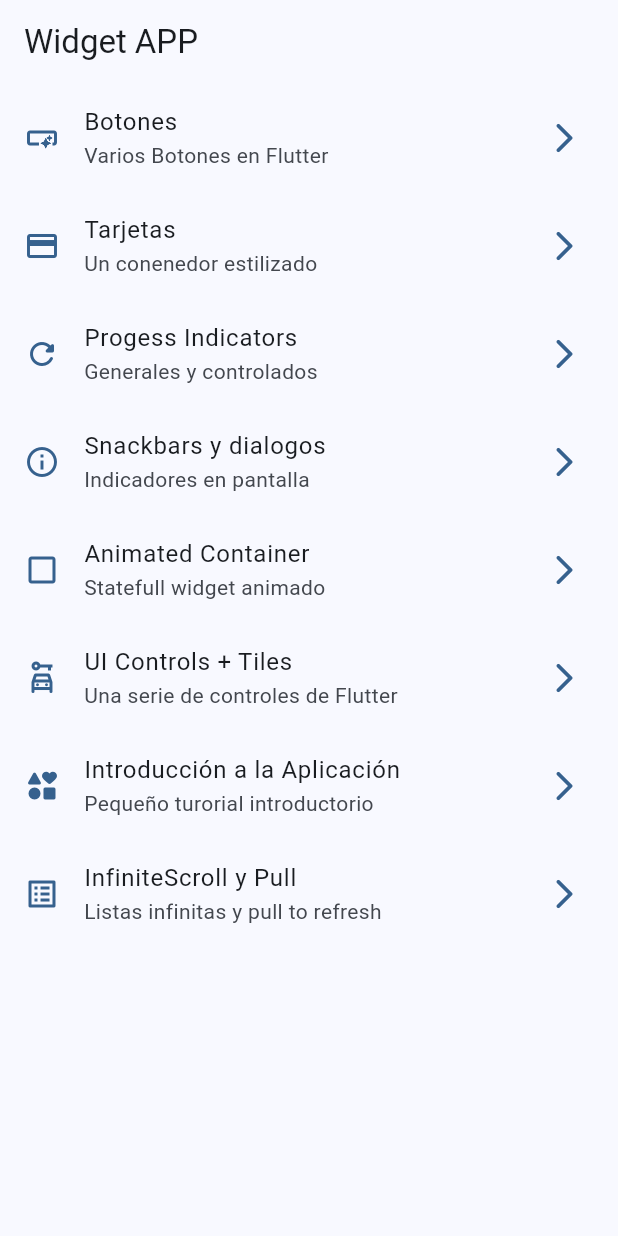
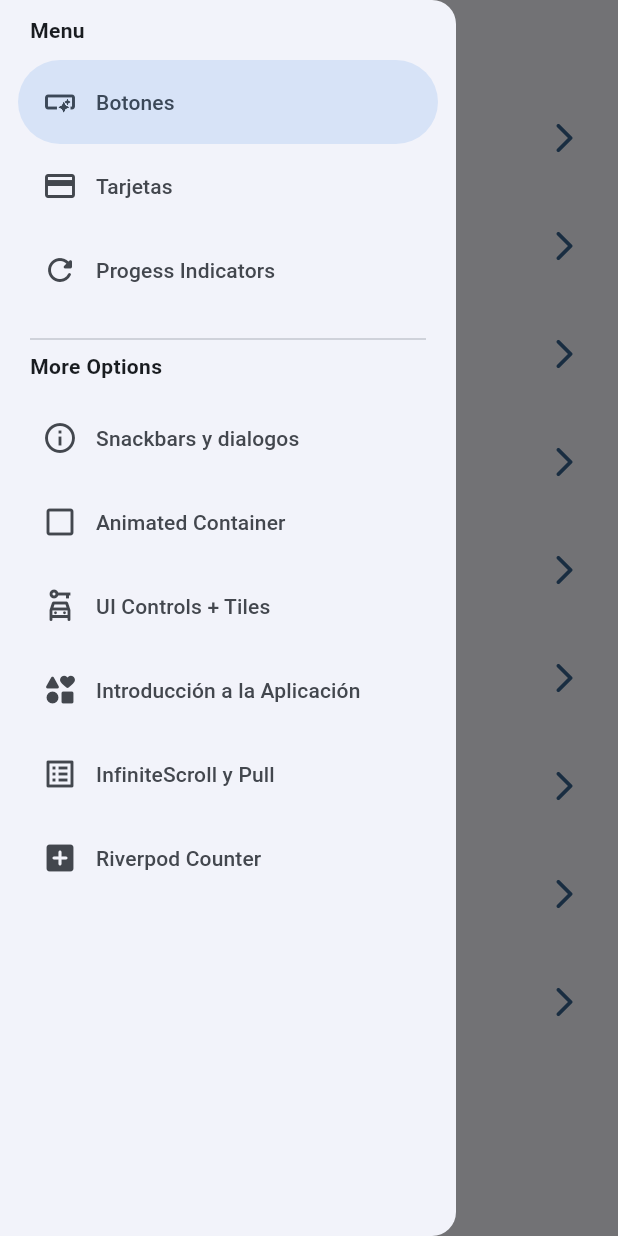
Before and after one commit to EFDEZZ/widgets_app, a Flutter app: the screen it shows after launch, with the side drawer open (before the commit the screen has no drawer), on a phone screen of 412 x 824 dp. Run offline on Flutter 3.47's test engine with Material 3 defaults, Android fonts, the phone set to English and light mode, and no system bars; our stand-ins replace animate_do, flutter_riverpod, go_router.

Commit message:
menu lateral implementado y primeros pasos con riverpod

```diff
--- a/lib/config/menu/items/menu_items.dart
+++ b/lib/config/menu/items/menu_items.dart
@@ -62,4 +62,10 @@ List<MenuItems> appMenuItems = [
     links: "/infinite_scroll",
     icon: Icons.list_alt_outlined,
     ),
+  MenuItems(
+    title: "Riverpod Counter",
+    subtitle: "Introduccion a Riverpod",
+    links: "/counter",
+    icon: Icons.add_box_rounded,
+    ),
 ];
--- a/lib/config/routes/app_routes.dart
+++ b/lib/config/routes/app_routes.dart
@@ -40,5 +40,9 @@ final router = GoRouter(
       path: '/ui_controls',
       builder: (context, state) => const UiControlsScreens(),
     ),
+    GoRoute(
+      path: '/counter',
+      builder: (context, state) => const CounterScreen(),
+    ),
   ],
 );
--- a/lib/main.dart
+++ b/lib/main.dart
@@ -1,9 +1,12 @@
 import 'package:flutter/material.dart';
+import 'package:flutter_riverpod/flutter_riverpod.dart';
 import 'package:widgets_app/config/routes/app_routes.dart';
 import 'package:widgets_app/config/themes/themes.dart';
 
 void main() {
-  runApp(const MainApp());
+  runApp(
+  const ProviderScope(child: MainApp())
+  );
 }
 
 class MainApp extends StatelessWidget {
--- /dev/null
+++ b/lib/presentation/providers/counter_screen_provider.dart
@@ -0,0 +1,5 @@
+
+
+import 'package:flutter_riverpod/flutter_riverpod.dart';
+
+final counterProvider = StateProvider((ref) => 0);
--- /dev/null
+++ b/lib/presentation/providers/theme_provider.dart
@@ -0,0 +1,3 @@
+import 'package:flutter_riverpod/flutter_riverpod.dart';
+
+final isDarkModeProvider = StateProvider((ref) => false,);
--- a/lib/presentation/screens/home/home_screen.dart
+++ b/lib/presentation/screens/home/home_screen.dart
@@ -1,13 +1,18 @@
 import 'package:flutter/material.dart';
 import 'package:go_router/go_router.dart';
 import 'package:widgets_app/config/menu/items/menu_items.dart';
+import 'package:widgets_app/presentation/widgets/side_menu.dart';
 
 class HomeScreen extends StatelessWidget {
   const HomeScreen({super.key});
 
   @override
   Widget build(BuildContext context) {
+    final scaffolKey = GlobalKey<ScaffoldState>();
+
     return Scaffold(
+      key: scaffolKey,
+      drawer: SideMenu(scaffolKey: scaffolKey,),
       appBar: AppBar(
         title: const Text("Widget APP"),
       ),
--- a/lib/presentation/screens/screens.dart
+++ b/lib/presentation/screens/screens.dart
@@ -7,3 +7,4 @@ export 'package:widgets_app/presentation/screens/ui_controls/ui_controls_screens
 export 'package:widgets_app/presentation/screens/buttons/buttons_screen.dart';
 export 'package:widgets_app/presentation/screens/cards/cards_screen.dart';
 export 'package:widgets_app/presentation/screens/home/home_screen.dart';
+export 'package:widgets_app/presentation/screens/counter/counter_screen.dart';
--- /dev/null
+++ b/lib/presentation/widgets/side_menu.dart
@@ -0,0 +1,64 @@
+import 'package:flutter/material.dart';
+import 'package:go_router/go_router.dart';
+import 'package:widgets_app/config/menu/items/menu_items.dart';
+
+class SideMenu extends StatefulWidget {
+  final GlobalKey<ScaffoldState> scaffolKey;
+  const SideMenu({
+    super.key,
+    required this.scaffolKey
+    });
+
+  @override
+  State<SideMenu> createState() => _SideMenuState();
+}
+
+class _SideMenuState extends State<SideMenu> {
+  int navDrawerIndex = 0;
+  @override
+  Widget build(BuildContext context) {
+    return NavigationDrawer(
+      selectedIndex: navDrawerIndex,
+      onDestinationSelected: (value) {
+        setState(() {
+          navDrawerIndex = value;
+        });
+
+        final menuItem = appMenuItems[value];
+        context.push(menuItem.links);
+        widget.scaffolKey.currentState?.closeDrawer();
+      },
+      children: [
+        const Padding(
+          padding: EdgeInsets.symmetric(horizontal: 20, vertical: 10),
+          child: Column(
+            crossAxisAlignment: CrossAxisAlignment.start,
+            children: [
+              Text("Menu",
+                  style: TextStyle(fontWeight: FontWeight.bold)),
+            ],
+          ),
+        ),
+        ...appMenuItems.sublist(0, 3).map(
+              (item) => NavigationDrawerDestination(
+                  icon: Icon(item.icon), label: Text(item.title)),
+            ),
+        const Padding(
+          padding: EdgeInsets.symmetric(horizontal: 20, vertical: 10),
+          child: Column(
+            crossAxisAlignment: CrossAxisAlignment.start,
+            children: [
+              Divider(),
+              Text("More Options",
+                  style: TextStyle(fontWeight: FontWeight.bold)),
+            ],
+          ),
+        ),
+        ...appMenuItems.sublist(3).map(
+              (item) => NavigationDrawerDestination(
+                  icon: Icon(item.icon), label: Text(item.title)),
+            ),
+      ],
+    );
+  }
+}
--- a/pubspec.yaml
+++ b/pubspec.yaml
@@ -8,15 +8,15 @@ environment:
 
 dependencies:
   animate_do: ^3.3.4
-  go_router: ^14.2.1
   flutter:
     sdk: flutter
-
+  flutter_riverpod: ^2.5.1
+  go_router: ^14.2.1
 
 dev_dependencies:
+  flutter_lints: ^3.0.0
   flutter_test:
     sdk: flutter
-  flutter_lints: ^3.0.0
 
 flutter:
   uses-material-design: true
```
Also changed, not shown: lib/presentation/screens/counter/counter_screen.dart (added, +36 -0 lines), pubspec.lock.
